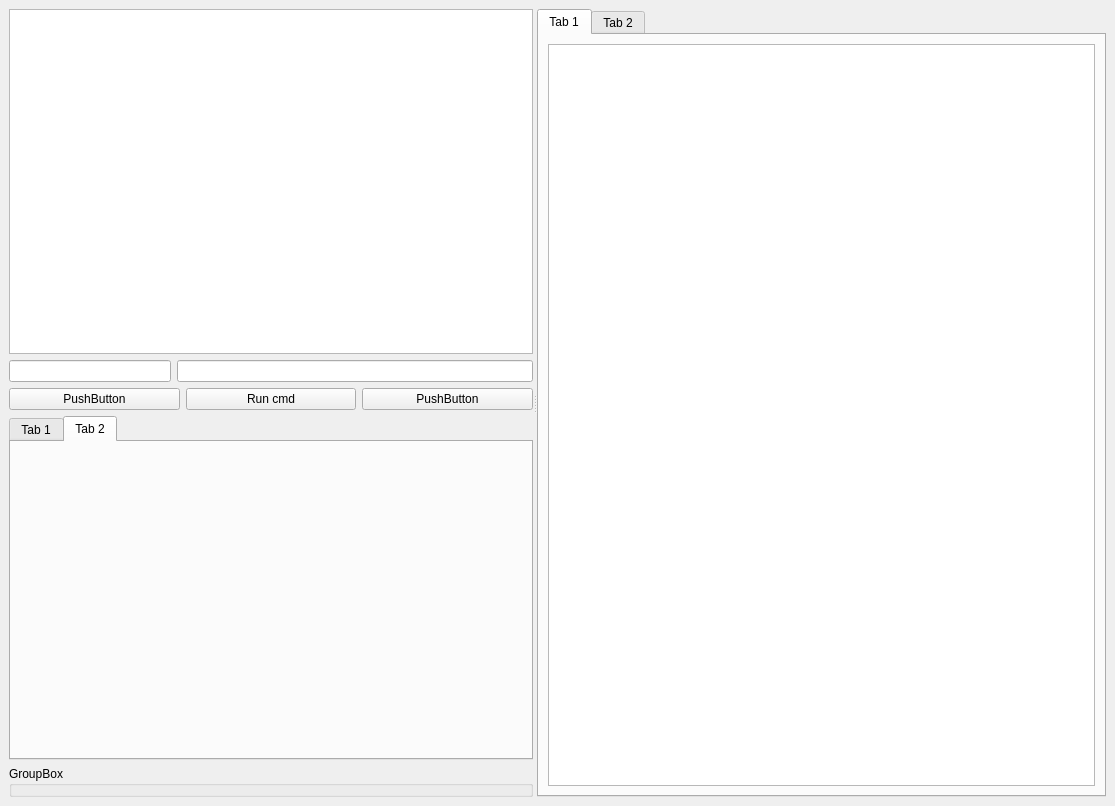
ccp4/DUI2, file src/client/client.ui: the form before one commit.
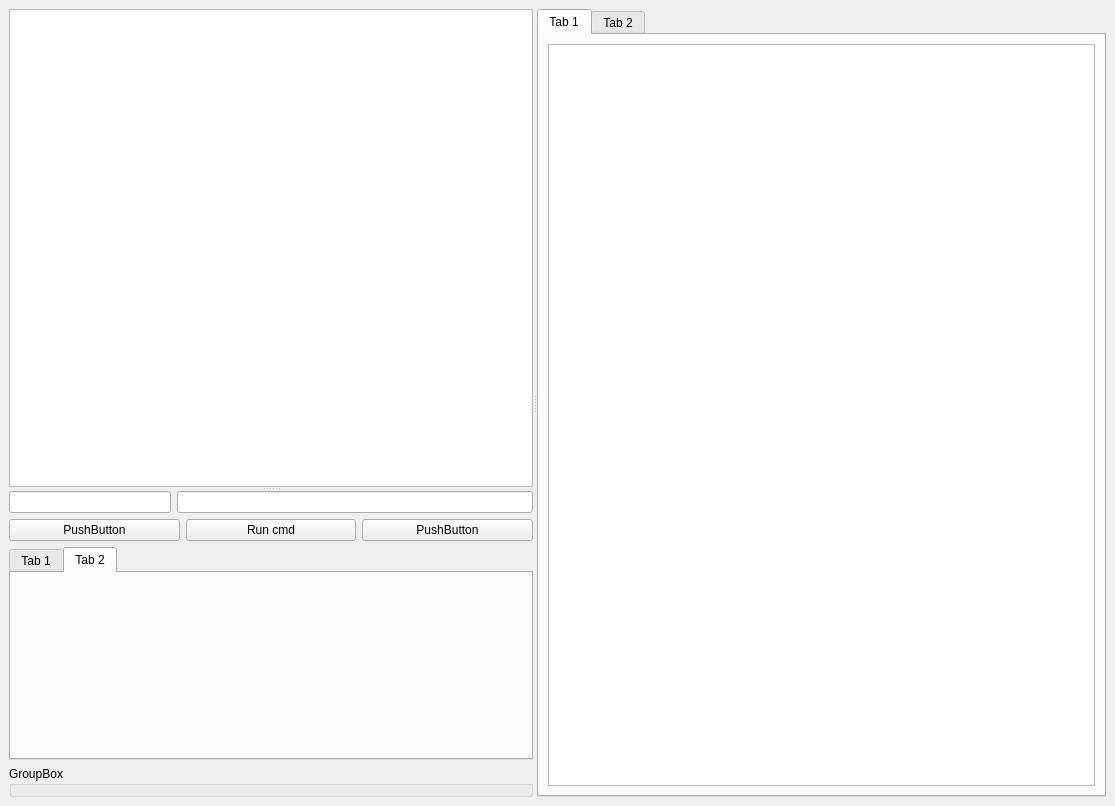
The form after the commit. The open tabs and pages were chosen to show the change.

Commit message: final upgrade for layout

What changed in the file:
```diff
--- a/src/client/client.ui
+++ b/src/client/client.ui
@@ -16,15 +16,17 @@
   <widget class="QWidget" name="centralwidget">
    <layout class="QGridLayout" name="gridLayout">
     <item row="0" column="0">
-     <widget class="QSplitter" name="splitter">
+     <widget class="QSplitter" name="splitter_2">
       <property name="orientation">
        <enum>Qt::Horizontal</enum>
       </property>
+      <widget class="QSplitter" name="splitter">
+       <property name="orientation">
+        <enum>Qt::Vertical</enum>
+       </property>
+       <widget class="QGraphicsView" name="treeView"/>
       <widget class="QWidget" name="">
        <layout class="QVBoxLayout" name="verticalLayout">
-        <item>
-         <widget class="QGraphicsView" name="treeView"/>
-        </item>
         <item>
          <layout class="QHBoxLayout" name="horizontalLayout">
           <item>
@@ -69,6 +71,9 @@
         </item>
         <item>
          <widget class="QTabWidget" name="tabWidget">
+           <property name="currentIndex">
+            <number>1</number>
+           </property>
           <widget class="QWidget" name="tab">
            <attribute name="title">
             <string>Tab 1</string>
@@ -89,6 +94,7 @@
          </widget>
         </item>
        </layout>
+       </widget>
       </widget>
       <widget class="QTabWidget" name="tabWidget_2">
        <property name="currentIndex">
```
Lines whose indentation alone changed are shown as unchanged.
